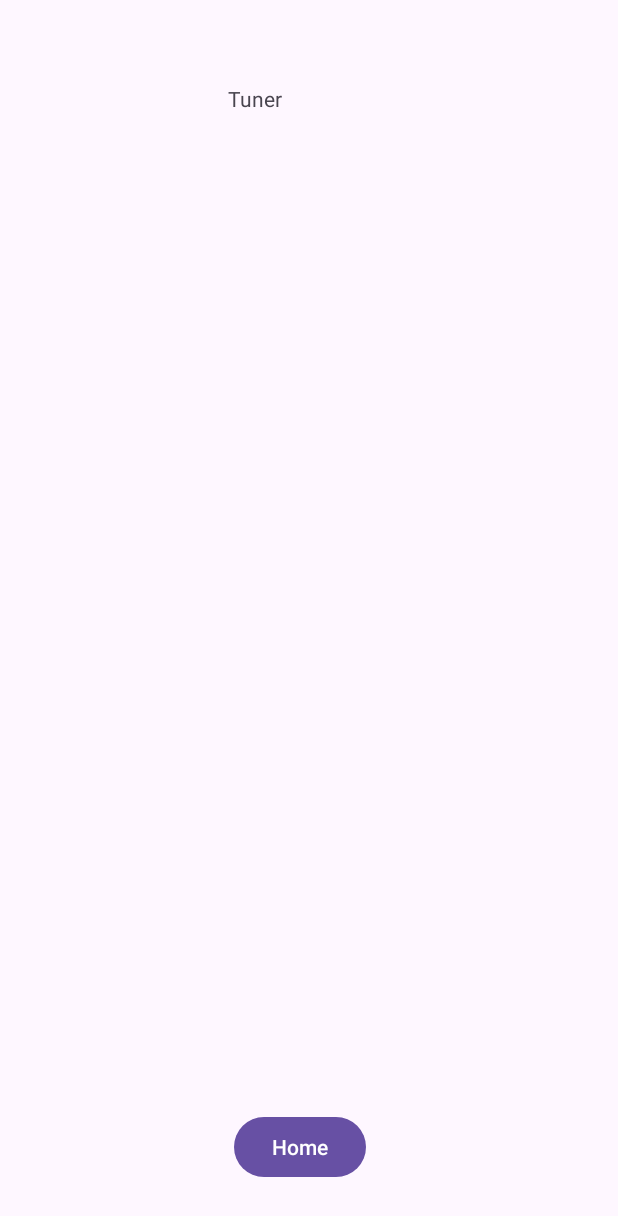
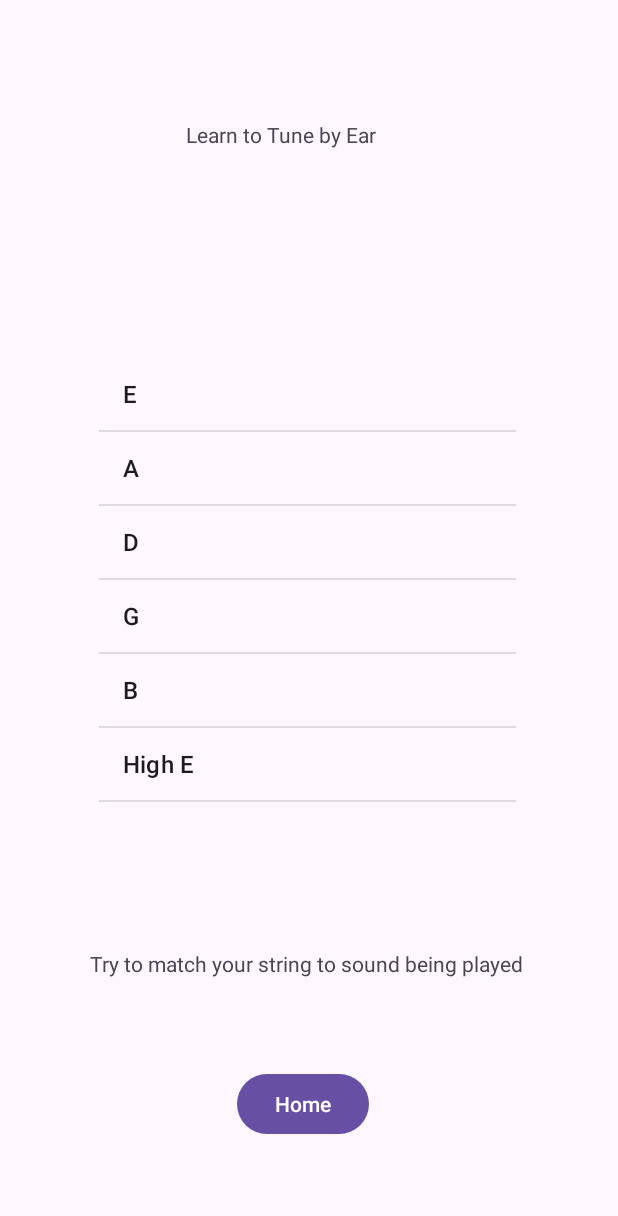
Before and after one commit to KnightwingJ/android_MusicMaestro, an Android app: the screen it shows after launch (Tuner_Activity before the commit, tuner_sounds after it), after a tap on "Tuner", on a phone screen of 412 x 824 dp. Shown: the top 1216 px of the screen. Run offline under Robolectric (Android 15) with nearby library versions, the phone set to English and light mode, and no system bars.

Commit message:
Back up for tuner using audio files

```diff
--- a/app/src/main/AndroidManifest.xml
+++ b/app/src/main/AndroidManifest.xml
@@ -17,6 +17,9 @@
         android:supportsRtl="true"
         android:theme="@style/Theme.MusicMaestro"
         tools:targetApi="31">
+        <activity
+            android:name=".tuner_sounds"
+            android:exported="false" />
         <activity
             android:name=".record"
             android:exported="false" />
--- a/app/src/main/java/com/example/musicmaestro/MainActivity.java
+++ b/app/src/main/java/com/example/musicmaestro/MainActivity.java
@@ -22,7 +22,7 @@ public class MainActivity extends AppCompatActivity {
             @Override
             public void onClick(View v)
             {
-                Intent intent = new Intent(MainActivity.this, Tuner_Activity.class);
+                Intent intent = new Intent(MainActivity.this, tuner_sounds.class);
                 startActivity(intent);
             }
         });
--- /dev/null
+++ b/app/src/main/java/com/example/musicmaestro/tuner_sounds.java
@@ -0,0 +1,82 @@
+package com.example.musicmaestro;
+
+import androidx.appcompat.app.AppCompatActivity;
+
+import android.content.Intent;
+import android.media.MediaPlayer;
+import android.os.Bundle;
+import android.view.View;
+import android.widget.AdapterView;
+import android.widget.ArrayAdapter;
+import android.widget.Button;
+import android.widget.ListView;
+
+import java.io.IOException;
+import java.util.ArrayList;
+import java.util.List;
+
+public class tuner_sounds extends AppCompatActivity {
+
+    MediaPlayer mediaPlayer;
+
+    Button home_button;
+    ListView strings;
+    List<String> stringList = new ArrayList<>();
+    int[] stringArray = {R.raw.low_e, R.raw.a, R.raw.d, R.raw.g, R.raw.b, R.raw.e};
+
+    @Override
+    protected void onCreate(Bundle savedInstanceState) {
+        super.onCreate(savedInstanceState);
+        setContentView(R.layout.activity_tuner_sounds);
+
+        home_button = findViewById(R.id.sound_home);
+        strings = findViewById(R.id.strings);
+
+        stringList.add("E");
+        stringList.add("A");
+        stringList.add("D");
+        stringList.add("G");
+        stringList.add("B");
+        stringList.add("High E");
+        /*for (int i = 0; i < stringArray.length; i++) {
+            stringList.add("String " + (i + 1)); // You can customize the string names as needed
+        }*/
+
+        ArrayAdapter<String> adapter = new ArrayAdapter<>(this,
+                android.R.layout.simple_list_item_1, android.R.id.text1, stringList);
+        strings.setAdapter(adapter); // Set all the file in the list.
+
+        strings.setOnItemClickListener(new AdapterView.OnItemClickListener() {
+            @Override
+            public void onItemClick(AdapterView<?> parent, View view, int position, long id) {
+                int selectedStringIndex = position; // Assuming position corresponds to the array index
+                int selectedAudioResource = stringArray[selectedStringIndex];
+                startMediaPlayer(selectedAudioResource);
+            }
+        });
+
+        home_button.setOnClickListener(new View.OnClickListener() {
+            @Override
+            public void onClick(View v) {
+                if (mediaPlayer != null && mediaPlayer.isPlaying()) {
+                    mediaPlayer.stop();
+                }
+                Intent intent = new Intent(tuner_sounds.this, MainActivity.class);
+                startActivity(intent);
+            }
+        });
+    }
+
+    private void startMediaPlayer(int audioResource) {
+        try {
+            if (mediaPlayer != null) {
+                mediaPlayer.release();
+            }
+
+            mediaPlayer = MediaPlayer.create(this, audioResource);
+            mediaPlayer.start();
+        } catch (Exception e) {
+            e.printStackTrace();
+        }
+    }
+}
--- /dev/null
+++ b/app/src/main/res/layout/activity_tuner_sounds.xml
@@ -0,0 +1,47 @@
+<?xml version="1.0" encoding="utf-8"?>
+<androidx.constraintlayout.widget.ConstraintLayout xmlns:android="http://schemas.android.com/apk/res/android"
+    xmlns:app="http://schemas.android.com/apk/res-auto"
+    xmlns:tools="http://schemas.android.com/tools"
+    android:layout_width="match_parent"
+    android:layout_height="match_parent"
+    tools:context=".tuner_sounds">
+
+    <TextView
+        android:id="@+id/textView2"
+        android:layout_width="160dp"
+        android:layout_height="25dp"
+        android:layout_marginStart="124dp"
+        android:layout_marginTop="80dp"
+        android:text="Learn to Tune by Ear"
+        app:layout_constraintStart_toStartOf="parent"
+        app:layout_constraintTop_toTopOf="parent" />
+
+    <ListView
+        android:id="@+id/strings"
+        android:layout_width="278dp"
+        android:layout_height="342dp"
+        android:layout_marginStart="66dp"
+        android:layout_marginBottom="243dp"
+        app:layout_constraintBottom_toBottomOf="parent"
+        app:layout_constraintStart_toStartOf="parent" />
+
+    <Button
+        android:id="@+id/sound_home"
+        android:layout_width="wrap_content"
+        android:layout_height="wrap_content"
+        android:layout_marginStart="158dp"
+        android:layout_marginBottom="64dp"
+        android:text="Home"
+        app:layout_constraintBottom_toBottomOf="parent"
+        app:layout_constraintStart_toStartOf="parent" />
+
+    <TextView
+        android:id="@+id/textView5"
+        android:layout_width="wrap_content"
+        android:layout_height="wrap_content"
+        android:layout_marginStart="60dp"
+        android:layout_marginTop="52dp"
+        android:text="Try to match your string to sound being played"
+        app:layout_constraintStart_toStartOf="parent"
+        app:layout_constraintTop_toBottomOf="@+id/strings" />
+</androidx.constraintlayout.widget.ConstraintLayout>
```
Also changed, not shown: app/src/main/java/com/example/musicmaestro/chord_Charts.java (+53 -1 lines), app/src/main/java/com/example/musicmaestro/record.java (+0 -15 lines), app/src/main/res/layout/activity_chord_charts.xml (+11 -0 lines), app/src/main/res/layout/activity_record.xml (+0 -11 lines), app/src/main/res/drawable/aminor.png (added), app/src/main/res/drawable/cminor.png (added), app/src/main/res/drawable/dminor.png (added), app/src/main/res/drawable/eminor.png (added), app/src/main/res/drawable/fminor.png (added), app/src/main/res/drawable/gminorpng.png (added), 6 other files.
